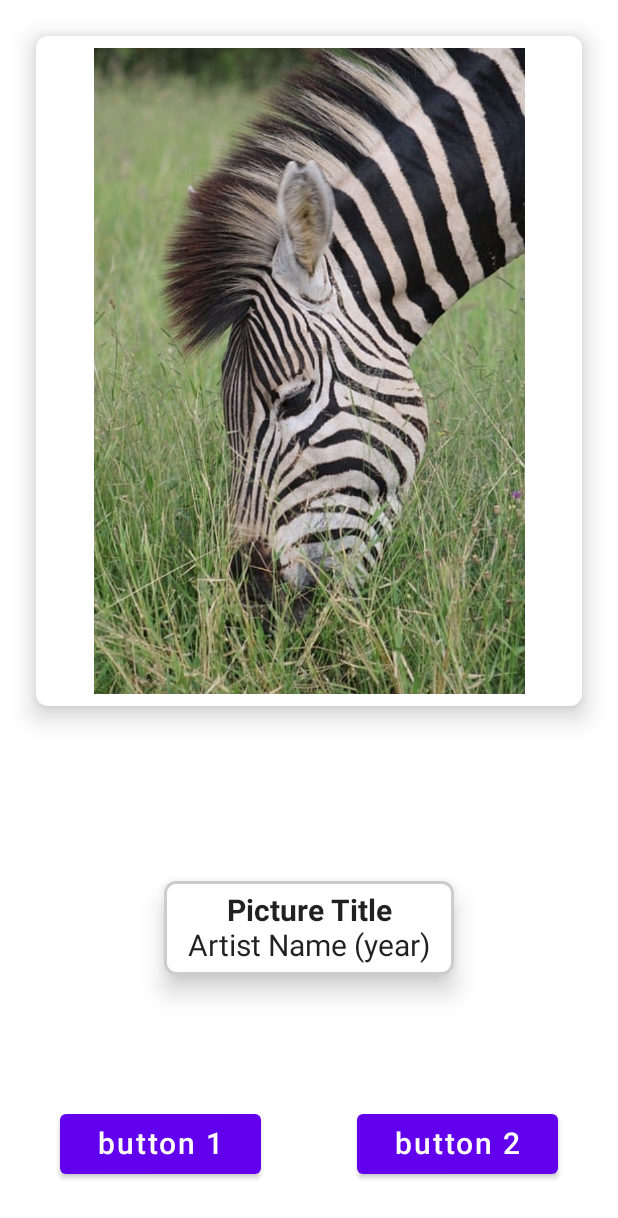
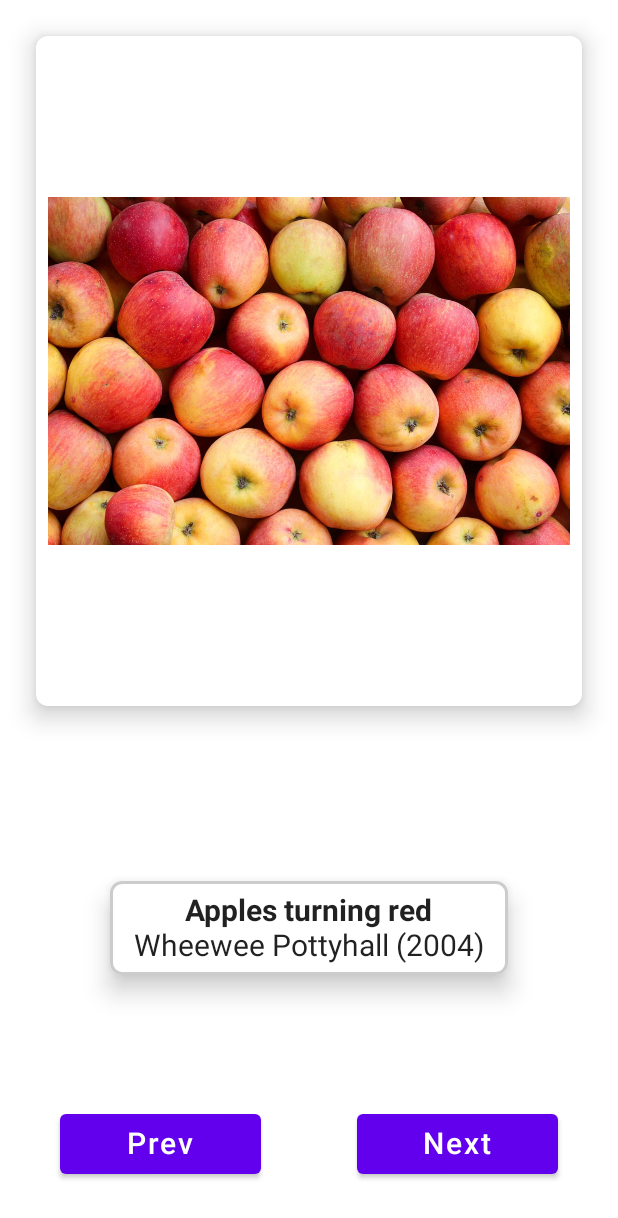
Before and after one commit to LucaUburti/ArtSpacewithComposer, an Android app built with Jetpack Compose: the screen it shows after launch (MainActivity), on a phone screen of 412 x 824 dp. Shown: the top 1218 px of the screen. Run offline under Robolectric (Android 15) with nearby library versions, the phone set to English and light mode, and no system bars.

```diff
--- a/app/src/main/java/com/example/artspacewithcompose/MainActivity.kt
+++ b/app/src/main/java/com/example/artspacewithcompose/MainActivity.kt
@@ -1,4 +1,5 @@
 package com.example.artspacewithcompose
+
 
 import android.os.Bundle
 import androidx.activity.ComponentActivity
@@ -11,7 +12,7 @@ import androidx.compose.material.Button
 import androidx.compose.material.MaterialTheme
 import androidx.compose.material.Surface
 import androidx.compose.material.Text
-import androidx.compose.runtime.Composable
+import androidx.compose.runtime.*
 import androidx.compose.ui.Alignment
 import androidx.compose.ui.Modifier
 import androidx.compose.ui.graphics.Color
@@ -30,15 +31,92 @@ class MainActivity : ComponentActivity() {
             ArtSpaceWithComposeTheme {
                 // A surface container using the 'background' color from the theme
                 Surface(modifier = Modifier.fillMaxSize(), color = MaterialTheme.colors.background) {
-                    ArtSpaceScreen()
+                    val pictureList = populatePictureList()
+                    println("arraylist size: " + pictureList.size)
+                    ArtSpaceScreen(pictureList)
                 }
             }
         }
     }
 }
 
+fun populatePictureList(): ArrayList<PictureData> {
+    val pictureList = ArrayList<PictureData>()
+    pictureList.add(
+        PictureData(
+            R.drawable.apples,
+            "Apples turning red",
+            "Wheewee Pottyhall",
+            (2000..2023).random()
+        )
+    )
+    pictureList.add(PictureData(R.drawable.cat, "Curious cat", "Hicktu Sockface", (2000..2023).random()))
+    pictureList.add(
+        PictureData(
+            R.drawable.dandelion,
+            "Dandelion in high winds",
+            "Gumtu Spottybrain",
+            (2000..2023).random()
+        )
+    )
+    pictureList.add(
+        PictureData(
+            R.drawable.dragonfly,
+            "Precarious Dragonfly",
+            "Sniffbuns Hippyhall",
+            (2000..2023).random()
+        )
+    )
+    pictureList.add(
+        PictureData(
+            R.drawable.monkeys,
+            "Eyebrowns pulling Monkeys",
+            "Fluffmoo AntFadden",
+            (2000..2023).random()
+        )
+    )
+    pictureList.add(
+        PictureData(
+            R.drawable.poppies,
+            "Psychedelic Poppies",
+            "Poorster PimpleSmittens",
+            (2000..2023).random()
+        )
+    )
+    pictureList.add(
+        PictureData(
+            R.drawable.streetcar,
+            "Suicide by streetcar",
+            "Bittypants Hippykins",
+            (2000..2023).random()
+        )
+    )
+    pictureList.add(
+        PictureData(
+            R.drawable.watch,
+            "Can't wait to read this",
+            "Poopaloo Oinkkins",
+            (2000..2023).random()
+        )
+    )
+    pictureList.add(
+        PictureData(
+            R.drawable.zebra,
+            "Zebra minding its own business",
+            "Captain Shenanigans",
+            (2000..2023).random()
+        )
+    )
+    return pictureList
+}
+
+data class PictureData(val imgRes: Int, val title: String, val artist: String, val year: Int)
+
 @Composable
-fun ArtSpaceScreen() {
+fun ArtSpaceScreen(pictureList: ArrayList<PictureData>) {
+    var id: Int by remember { mutableStateOf(0) }
+
+
     Column(
         verticalArrangement = Arrangement.Center,
         horizontalAlignment = Alignment.CenterHorizontally,
@@ -56,8 +134,8 @@ fun ArtSpaceScreen() {
 
             ) {
             Image(
-                painter = painterResource(id = R.drawable.zebra),
-                contentDescription = null,
+                painter = painterResource(id = pictureList[id].imgRes),
+                contentDescription = pictureList[id].title,
                 modifier = Modifier
                     .fillMaxSize()
 
@@ -79,7 +157,7 @@ fun ArtSpaceScreen() {
                 horizontalAlignment = Alignment.CenterHorizontally
             ) {
                 Text(
-                    text = "Picture Title",
+                    text = pictureList[id].title,
                     fontSize = 20.sp,
                     fontWeight = Bold,
                     textAlign = TextAlign.Justify,
@@ -91,7 +169,7 @@ fun ArtSpaceScreen() {
 
                 )
                 Text(
-                    text = "Artist Name (year)",
+                    text = pictureList[id].artist + " (" + pictureList[id].year + ")",
                     fontSize = 20.sp,
                     textAlign = TextAlign.Justify,
                     modifier = Modifier
@@ -110,12 +188,26 @@ fun ArtSpaceScreen() {
                 .weight(0.15F)
                 .padding(all = 8.dp),
         ) {
-            Button(modifier = Modifier.weight(0.3F).padding(start = 32.dp), onClick = { /*TODO*/ }) {
-                Text(text = "button 1", fontSize = 20.sp)
+            Button(modifier = Modifier
+                .weight(0.3F)
+                .padding(start = 32.dp),
+                onClick = {
+                    println("old id: $id")
+                    id = (id - 1).mod(pictureList.size)
+                    println("new id: $id")
+                }) {
+                Text(text = "Prev", fontSize = 20.sp)
             }
             Spacer(modifier = Modifier.padding(horizontal = 32.dp))
-            Button(modifier = Modifier.weight(0.3F).padding(end = 32.dp),onClick = { /*TODO*/ }) {
-                Text(text = "button 2",fontSize = 20.sp)
+            Button(modifier = Modifier
+                .weight(0.3F)
+                .padding(end = 32.dp),
+                onClick = {
+                    println("old id: $id")
+                    id = (id + 1).mod(pictureList.size)
+                    println("new id: $id")
+                }) {
+                Text(text = "Next", fontSize = 20.sp)
             }
         }
 
@@ -127,6 +219,7 @@ fun ArtSpaceScreen() {
 @Composable
 fun DefaultPreview() {
     ArtSpaceWithComposeTheme {
-        ArtSpaceScreen()
+        val pictureList = populatePictureList()
+        ArtSpaceScreen(pictureList)
     }
 }
```
